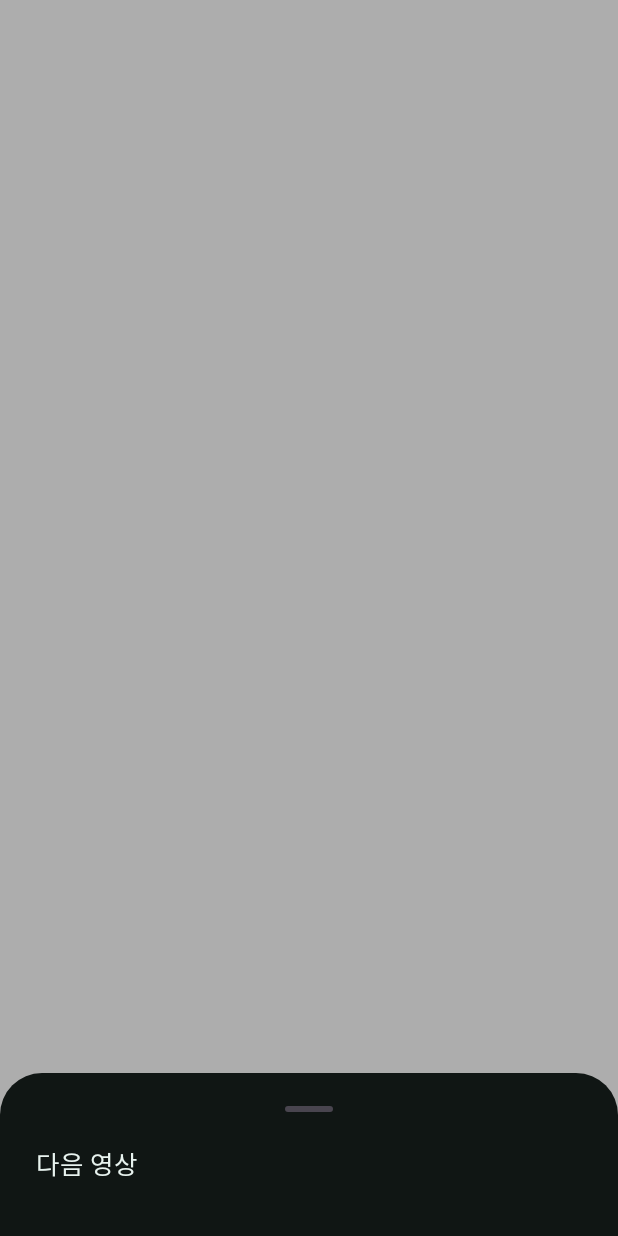
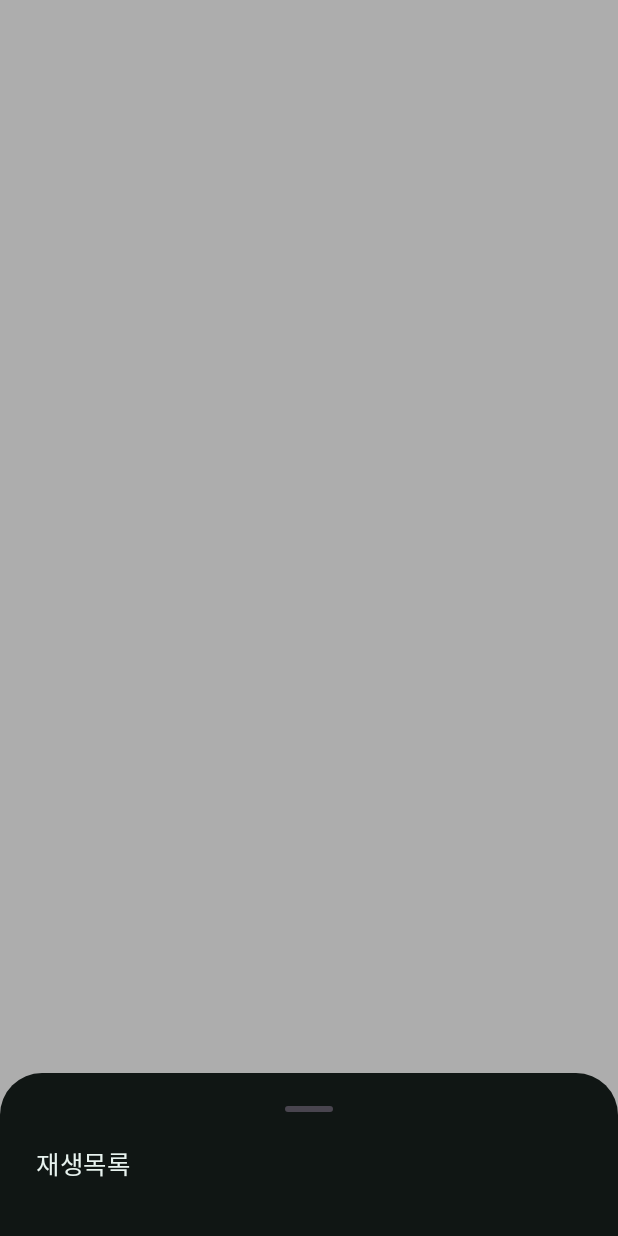
Before and after one commit to mjkang0987/pika-player, an Android app built with Jetpack Compose: the composable UpNextSheet called with empty values, on a phone screen of 412 x 824 dp. Run offline under Robolectric (Android 15) with nearby library versions, the phone set to English and light mode, and no system bars; pictures from the network do not load.

Commit message:
'다음 영상' 을 '재생목록' 으로
버튼도 시트 제목도 재생목록으로 읽는다. 그 목록에 있는 것은 다음 한 편만이
아니라 지금 틀고 있는 줄 전체다.

뒤에 남은 것이 없을 때의 말도 바꿨다. '다음 영상이 없습니다' 는 목록이 없다는
말처럼 읽히는데, 실제로는 목록의 마지막에 와 있는 것뿐이다.

코드에서는 upNext 로 남긴다. '이 영상 뒤에 오는 것들' 이라는 뜻이 그대로 맞고,
PlayerUiState 부터 대기열 계산까지 이름이 얽혀 있어 바꾸면 번지기만 한다.
왜 이름이 다른지는 버튼 주석에 적어 둔다.

Co-Authored-By: Claude Opus 5 <noreply@anthropic.com>
Claude-Session: https://claude.ai/code/session_01HEj3qpi96pjaaEihcazEcc

```diff
--- a/app/src/main/java/com/pikaworks/pikaplayer/ui/UpNextSheet.kt
+++ b/app/src/main/java/com/pikaworks/pikaplayer/ui/UpNextSheet.kt
@@ -32,7 +32,7 @@ import com.pikaworks.pikaplayer.data.media.VideoItem
 import com.pikaworks.pikaplayer.ui.theme.PikaDarkColors
 
 /**
- * 다음 영상 목록.
+ * 지금 틀고 있는 목록. 이 영상 뒤에 오는 것들을 차례대로 보여준다.
  *
  * 플레이어는 라이트 테마에서도 검은 배경이라 목록 행을 그대로 쓸 수 없다.
  * 여기서는 영상 위에 얹는 색(onMedia*)만 쓴다.
@@ -51,7 +51,7 @@ fun UpNextSheet(
         containerColor = colors.surface,
     ) {
         Text(
-            "다음 영상",
+            "재생목록",
             fontSize = 17.sp, fontWeight = FontWeight.Medium, color = colors.textPrimary,
             modifier = Modifier.padding(start = 24.dp, end = 24.dp, bottom = 8.dp),
         )
```
Also changed, not shown: app/src/main/java/com/pikaworks/pikaplayer/ui/player/PlayerScreen.kt (+8 -4 lines).
